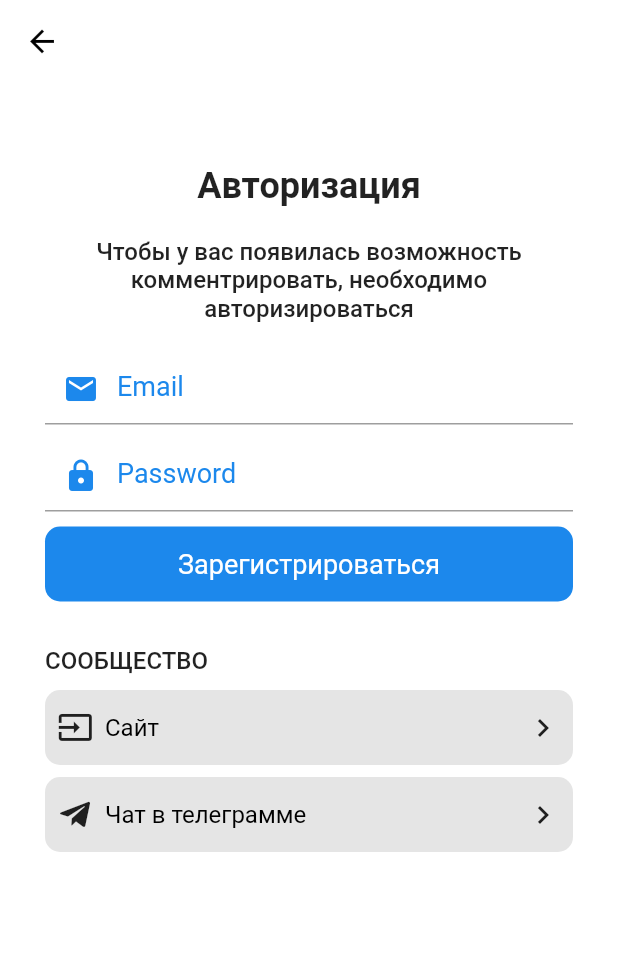
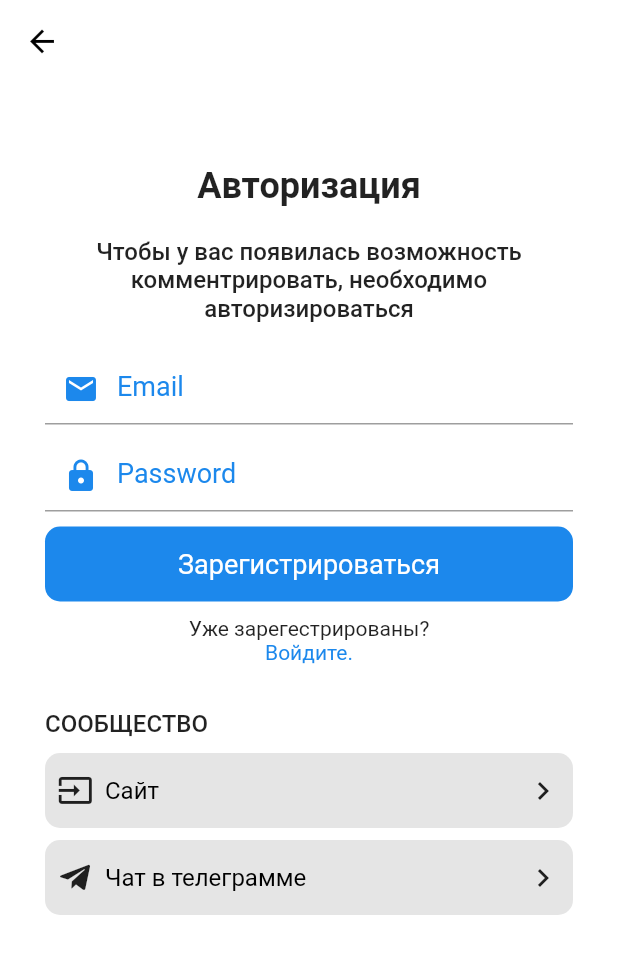
Before and after one commit to ulmic/it_way_app, a Flutter app: the ProfileScreen screen opened directly, on a phone screen of 412 x 824 dp. Shown: the top 954 px of the screen. Run offline on Flutter 3.47's test engine with Material 2 defaults, Android fonts, the phone set to English and light mode, and no system bars; our stand-ins replace audio_service, audioplayers, bloc, flutter_bloc, get_it, youtube_player_flutter; network calls fail.

Commit message:
debbuging profileScreen

```diff
--- a/lib/sreens/profile_screen.dart
+++ b/lib/sreens/profile_screen.dart
@@ -78,10 +78,63 @@ class _ProfileScreenState extends State<ProfileScreen> {
                   controller: passwordController,
                   obscure: true,
                 ),
-                LoginButton(
-                  label: 'Зарегистрироваться',
-                  func: loginUser,
-                ),
+                (showLogin
+                    ? Column(
+                        children: [
+                          LoginButton(
+                            label: 'Зарегистрироваться',
+                            func: loginUser,
+                          ),
+                          Padding(
+                            padding: EdgeInsets.only(top: 10.0),
+                            child: GestureDetector(
+                              child: Column(
+                                children: [
+                                  Text('Уже зарегестрированы?'),
+                                  Text(
+                                    'Войдите.',
+                                    style: TextStyle(
+                                        color: LibraryColors.kActiveColor),
+                                  ),
+                                ],
+                              ),
+                              onTap: () {
+                                setState(() {
+                                  showLogin = false;
+                                });
+                              },
+                            ),
+                          ),
+                        ],
+                      )
+                    : Column(
+                        children: [
+                          LoginButton(
+                            label: 'Войти',
+                            func: loginUser,
+                          ),
+                          Padding(
+                            padding: EdgeInsets.only(top: 10.0),
+                            child: GestureDetector(
+                              child: Column(
+                                children: [
+                                  Text('Еще не зарегестрированы?'),
+                                  Text(
+                                    'Регистрируйтесь.',
+                                    style: TextStyle(
+                                        color: LibraryColors.kActiveColor),
+                                  ),
+                                ],
+                              ),
+                              onTap: () {
+                                setState(() {
+                                  showLogin = true;
+                                });
+                              },
+                            ),
+                          ),
+                        ],
+                      )),
               ],
             ),
             SizedBox(height: 30.0),
```
